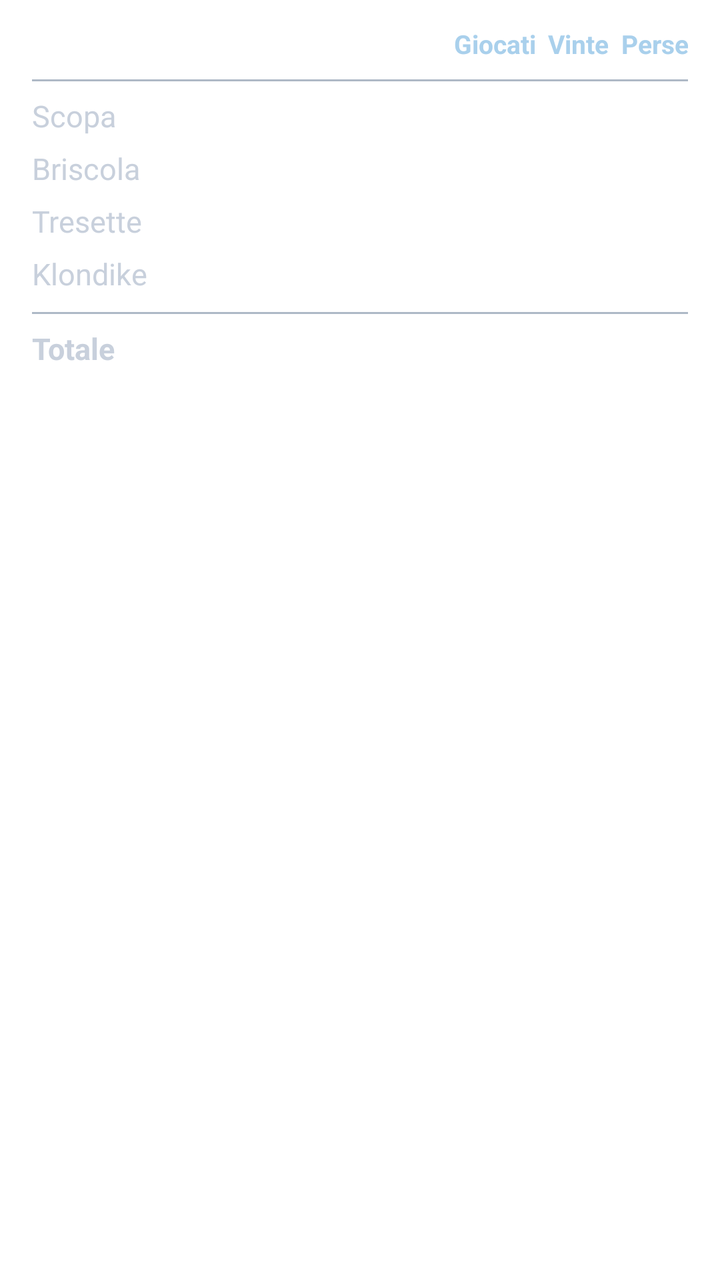
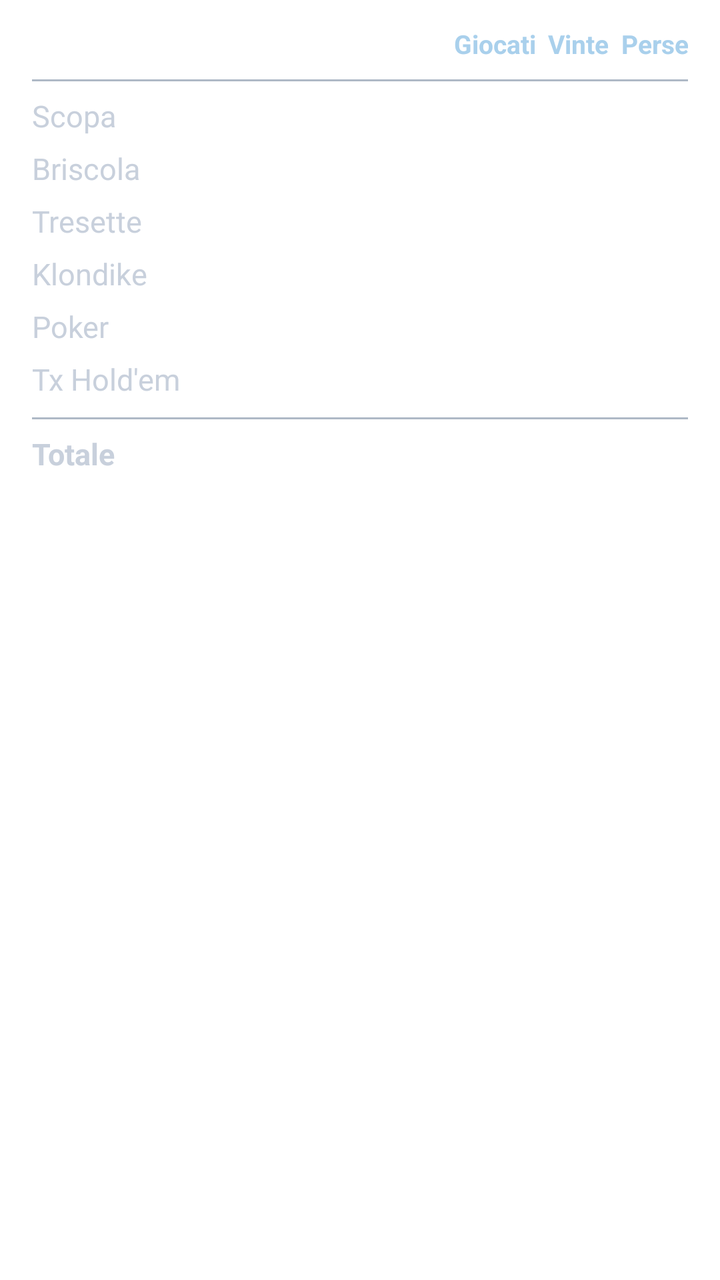

Compare the two renders of this Android layout. The source of the first and the diff that turns it into the second are given below.
<!-- AndroidManifest.xml: application theme Theme.Scopa -->
<!-- res/layout/dialog_stats.xml -->
<?xml version="1.0" encoding="utf-8"?>
<LinearLayout xmlns:android="http://schemas.android.com/apk/res/android"
    android:layout_width="match_parent"
    android:layout_height="wrap_content"
    android:orientation="vertical"
    android:paddingStart="16dp"
    android:paddingEnd="16dp"
    android:paddingTop="10dp"
    android:paddingBottom="6dp">

    
    <TableLayout
        android:layout_width="match_parent"
        android:layout_height="wrap_content"
        android:stretchColumns="0"
        android:shrinkColumns="1,2,3">

        <TableRow>
            <TextView
                android:layout_width="wrap_content"
                android:layout_height="wrap_content" />
            <TextView
                style="@style/StatsHeader"
                android:text="@string/stat_played"
                android:textColor="@color/celeste" />
            <TextView
                style="@style/StatsHeader"
                android:text="@string/stat_won"
                android:textColor="@color/celeste" />
            <TextView
                style="@style/StatsHeader"
                android:text="@string/stat_lost"
                android:textColor="@color/celeste" />
        </TableRow>

        <View
            android:layout_height="1dp"
            android:layout_marginTop="6dp"
            android:layout_marginBottom="4dp"
            android:background="@color/silver_dark" />

        <TableRow>
            <TextView style="@style/ScoreLabel" android:maxLines="1" android:ellipsize="end" android:text="@string/play_scopa" />
            <TextView android:id="@+id/scopaPlayed" style="@style/StatsValue" />
            <TextView android:id="@+id/scopaYou" style="@style/StatsValue" android:textColor="@color/gold" />
            <TextView android:id="@+id/scopaBot" style="@style/StatsValue" />
        </TableRow>
        <TableRow>
            <TextView style="@style/ScoreLabel" android:maxLines="1" android:ellipsize="end" android:text="@string/play_briscola" />
            <TextView android:id="@+id/briscPlayed" style="@style/StatsValue" />
            <TextView android:id="@+id/briscYou" style="@style/StatsValue" android:textColor="@color/gold" />
            <TextView android:id="@+id/briscBot" style="@style/StatsValue" />
        </TableRow>
        <TableRow>
            <TextView style="@style/ScoreLabel" android:maxLines="1" android:ellipsize="end" android:text="@string/play_tresette" />
            <TextView android:id="@+id/trePlayed" style="@style/StatsValue" />
            <TextView android:id="@+id/treYou" style="@style/StatsValue" android:textColor="@color/gold" />
            <TextView android:id="@+id/treBot" style="@style/StatsValue" />
        </TableRow>

        <TableRow>
            <TextView style="@style/ScoreLabel" android:maxLines="1" android:ellipsize="end" android:text="@string/play_klondike" />
            <TextView android:id="@+id/klonPlayed" style="@style/StatsValue" />
            <TextView android:id="@+id/klonYou" style="@style/StatsValue" android:textColor="@color/gold" />
            <TextView android:id="@+id/klonBot" style="@style/StatsValue" />
        </TableRow>

        <View
            android:layout_height="1dp"
            android:layout_marginTop="6dp"
            android:layout_marginBottom="4dp"
            android:background="@color/silver_dark" />

        <TableRow>
            <TextView style="@style/ScoreLabel" android:maxLines="1" android:ellipsize="end" android:text="@string/stat_total" android:textStyle="bold" />
            <TextView android:id="@+id/totPlayed" style="@style/StatsValue" android:textStyle="bold" />
            <TextView android:id="@+id/totYou" style="@style/StatsValue" android:textColor="@color/gold" android:textStyle="bold" />
            <TextView android:id="@+id/totBot" style="@style/StatsValue" android:textStyle="bold" />
        </TableRow>
    </TableLayout>

    <TextView
        android:id="@+id/statsNote"
        android:layout_width="match_parent"
        android:layout_height="wrap_content"
        android:layout_marginTop="14dp"
        android:textColor="@color/silver_dark"
        android:textSize="13sp" />
</LinearLayout>
<!-- resources referenced by this layout -->
<resources>
  <color name="celeste">#A9D0EC</color>
  <color name="gold">#E9C24C</color>
  <color name="silver_dark">#AEB9C6</color>
  <string name="play_briscola">Briscola</string>
  <string name="play_klondike">Klondike</string>
  <string name="play_scopa">Scopa</string>
  <string name="play_tresette">Tresette</string>
  <string name="stat_lost">Perse</string>
  <string name="stat_played">Giocati</string>
  <string name="stat_total">Totale</string>
  <string name="stat_won">Vinte</string>
  <style name="ScoreLabel">
          <item name="android:layout_width">wrap_content</item>
          <item name="android:layout_height">wrap_content</item>
          <item name="android:paddingTop">3dp</item>
          <item name="android:paddingBottom">3dp</item>
          <item name="android:textColor">@color/silver</item>
          <item name="android:textSize">15sp</item>
      </style>
  <style name="StatsHeader" parent="StatsValue">
          <item name="android:textSize">13sp</item>
          <item name="android:textStyle">bold</item>
      </style>
  <style name="StatsValue">
          <item name="android:layout_width">wrap_content</item>
          <item name="android:layout_height">wrap_content</item>
          <item name="android:minWidth">36dp</item>
          <item name="android:paddingStart">6dp</item>
          <item name="android:paddingTop">3dp</item>
          <item name="android:paddingBottom">3dp</item>
          <item name="android:gravity">end</item>
          <item name="android:textColor">@color/silver</item>
          <item name="android:textSize">15sp</item>
      </style>
  <style name="Theme.Scopa" parent="Theme.MaterialComponents.DayNight.NoActionBar">
          <item name="colorPrimary">@color/navy_mid</item>
          <item name="colorPrimaryVariant">@color/navy_deep</item>
          <item name="colorOnPrimary">@color/celeste_light</item>
          <item name="colorSecondary">@color/gold</item>
          <item name="android:statusBarColor" tools:targetApi="l">@color/navy_deep</item>
          <item name="alertDialogTheme">@style/DarkAlertDialog</item>
          <item name="materialAlertDialogTheme">@style/DarkAlertDialog</item>
      </style>
  <color name="silver">#C8D0DC</color>
  <color name="navy_mid">#23477E</color>
  <color name="navy_deep">#0C1626</color>
  <color name="celeste_light">#D7EAF6</color>
  <style name="DarkAlertDialog" parent="Theme.MaterialComponents.Dialog.Alert">
          <item name="colorSurface">@color/navy</item>
          <item name="android:colorBackground">@color/navy</item>
          <item name="colorOnSurface">@color/silver</item>
          <item name="android:textColorPrimary">@color/silver</item>
          <item name="android:textColorSecondary">@color/silver</item>
          <item name="colorPrimary">@color/silver</item>
      </style>
  <color name="navy">#14294A</color>
</resources>

<!-- the commit's change to res/layout/dialog_stats.xml (unified diff, before → after) -->
@@ -65,6 +65,20 @@
             <TextView android:id="@+id/klonBot" style="@style/StatsValue" />
         </TableRow>
 
+        <TableRow>
+            <TextView style="@style/ScoreLabel" android:maxLines="1" android:ellipsize="end" android:text="@string/poker" />
+            <TextView android:id="@+id/pokerPlayed" style="@style/StatsValue" />
+            <TextView android:id="@+id/pokerYou" style="@style/StatsValue" android:textColor="@color/gold" />
+            <TextView android:id="@+id/pokerBot" style="@style/StatsValue" />
+        </TableRow>
+
+        <TableRow>
+            <TextView style="@style/ScoreLabel" android:maxLines="1" android:ellipsize="end" android:text="@string/holdem" />
+            <TextView android:id="@+id/holdemPlayed" style="@style/StatsValue" />
+            <TextView android:id="@+id/holdemYou" style="@style/StatsValue" android:textColor="@color/gold" />
+            <TextView android:id="@+id/holdemBot" style="@style/StatsValue" />
+        </TableRow>
+
         <View
             android:layout_height="1dp"
             android:layout_marginTop="6dp"
<!-- resource entries referenced after the edit -->
@@ -3,10 +3,12 @@
   <color name="celeste">#A9D0EC</color>
   <color name="gold">#E9C24C</color>
   <color name="silver_dark">#AEB9C6</color>
+  <string name="holdem">Tx Hold\'em</string>
   <string name="play_briscola">Briscola</string>
   <string name="play_klondike">Klondike</string>
   <string name="play_scopa">Scopa</string>
   <string name="play_tresette">Tresette</string>
+  <string name="poker">Poker</string>
   <string name="stat_lost">Perse</string>
   <string name="stat_played">Giocati</string>
   <string name="stat_total">Totale</string>
